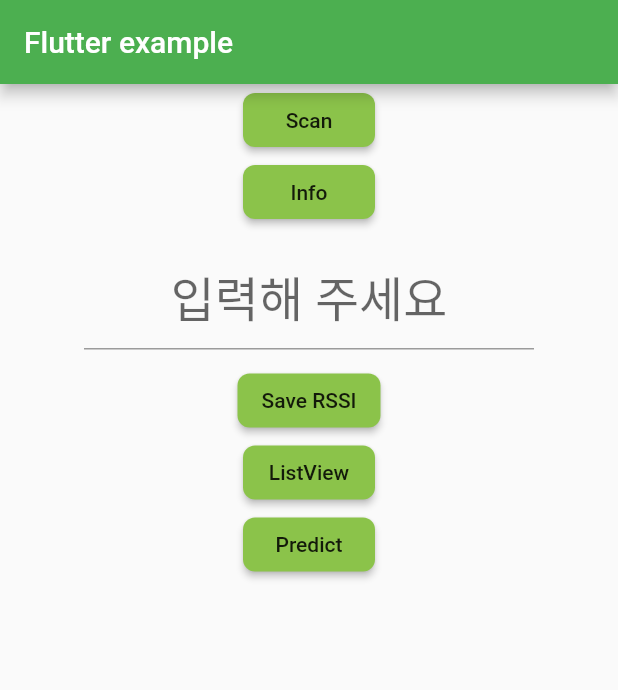
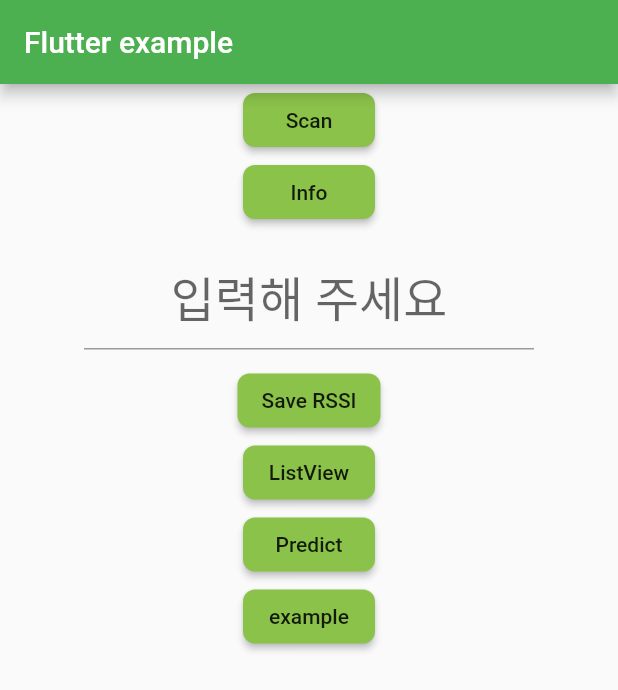
Before and after one commit to kim0504/Flutter_practice_Bluetooth_Fingerprint, a Flutter app: the screen it shows after launch, after a tap on "Scan", on a phone screen of 412 x 824 dp. Shown: the top 690 px of the screen. Run offline on Flutter 3.47's test engine with Material 2 defaults, Android fonts, the phone set to English and light mode, and no system bars; our stand-ins replace convert, rxdart; missing offline and left inert: protobuf; statements that could not run were skipped; project files that could hold a hidden picture were left out.

Commit message:
일반적인 스캔 기능 추가

```diff
--- a/example/lib/main.dart
+++ b/example/lib/main.dart
@@ -11,10 +11,12 @@ import 'package:flutter_blue/flutter_blue.dart';
 import 'package:flutter_blue_example/file_provide.dart';
 import 'package:flutter_blue_example/open_txt.dart';
 import 'package:flutter_blue_example/predictPage.dart';
+import 'package:flutter_blue_example/example.dart';
 import 'package:flutter_blue_example/widgets.dart';
 
+// =====================================사용하려면 이거 리스트 수정해야댐.==================================
+final List<String> name_list = ['[TV] Samsung Q90 Series (65)','Buds+', 'tony의 S21']; //이거 우리 집에 있는 tv랑, 내 버즈랑, 핸드폰으로 측정할 거 리스트로 만듬
 
-final List<String> name_list = ['[TV] Samsung Q90 Series (65)','Buds+', 'tony의 S21']; //이거 우리 집에 있는 tv랑, 내 버즈랑, 핸드폰으로 측정할 거 리스트로 만듬
 List<dynamic> scan_list = []; //블루투스 스캔할 때 한 번에 5~7개씩 값이 들어와서 중복 막으려고 만든 리스트
 List<dynamic> device_list = []; //블루투스로 받은 기기 정보 볼려고 만든 리스트
 
@@ -64,7 +66,7 @@ class ContainerWidget extends StatelessWidget {
               RaisedButton(
                 child: Text('Scan'),
                 onPressed: (){
-                  blue_scan(); // 블루투스 스캔 기능
+                  blue_scan2(); // 블루투스 스캔 기능
                 },
 
                 color: Colors.lightGreen,
@@ -154,6 +156,22 @@ class ContainerWidget extends StatelessWidget {
                 shape: RoundedRectangleBorder(
                     borderRadius: BorderRadius.circular(8)
                 ),
+              ),
+
+              RaisedButton(
+                child: Text('example'),
+                onPressed: (){
+                  //blue_scan();
+                  contents = storage.sendText();
+                  Navigator.push(
+                    context,
+                    MaterialPageRoute(builder: (context)=>MyHomePage()),
+                  );
+                },
+                color: Colors.lightGreen,
+                shape: RoundedRectangleBorder(
+                    borderRadius: BorderRadius.circular(8)
+                ),
               )
 
             ] // children
@@ -175,9 +193,9 @@ void blue_scan() {
   FlutterBlue flutterBlue = FlutterBlue.instance;
   flutterBlue.startScan(timeout: Duration(seconds: 4));
 
-  Future.delayed(const Duration(milliseconds: 4000), () {
   var subscription = flutterBlue.scanResults.listen((results) {
     for (ScanResult r in results) {
+      print("===== ${r.device.name} : ${r.rssi} =====");
       if(name_list.contains(r.device.name)){
         if(!(scan_list.contains(r.device.name))){
           device_list.add(r);
@@ -196,8 +214,37 @@ void blue_scan() {
       }
     }
   });
-  });
+  flutterBlue.stopScan();
+
+  // Future.delayed(const Duration(milliseconds: 4000), () {
+  //   var subscription = flutterBlue.scanResults.listen((results) {
+  //     for (ScanResult r in results) {
+  //       if(name_list.contains(r.device.name)){
+  //         if(!(scan_list.contains(r.device.name))){
+  //           device_list.add(r);
+  //           scan_list.add(r.device.name);
+  //           rssi_map.update(r.device.name, (value)=>r.rssi, ifAbsent: ()=> r.rssi);
+  //           if(r.device.name == name_list[0]){
+  //             device1_rssi.add(rssi_map[name_list[0]]);
+  //           }
+  //           if(r.device.name == name_list[1]){
+  //             device2_rssi.add(rssi_map[name_list[1]]);
+  //           }
+  //           if(r.device.name == name_list[2]){
+  //             device3_rssi.add(rssi_map[name_list[2]]);
+  //           }
+  //         }
+  //       }
+  //     }
+  //   });
+  // });
   print(rssi_map);// Listen to scan results
+}
+
+void blue_scan2(){
+  for(var i=0; i<3; i++){
+    blue_scan();
+  }
 }
 
 void avg_button(){
```
Also changed, not shown: example/lib/example.dart (added, +140 -0 lines), example/lib/open_txt.dart (+7 -1 lines). Lines whose indentation alone changed are shown as unchanged.
